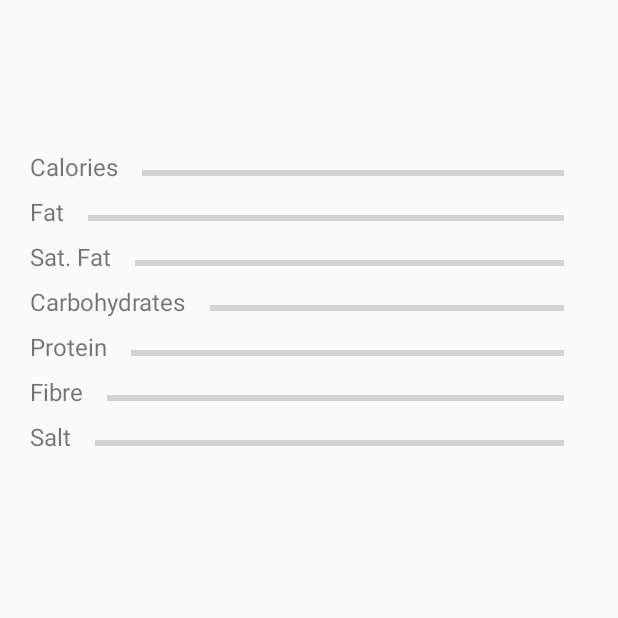
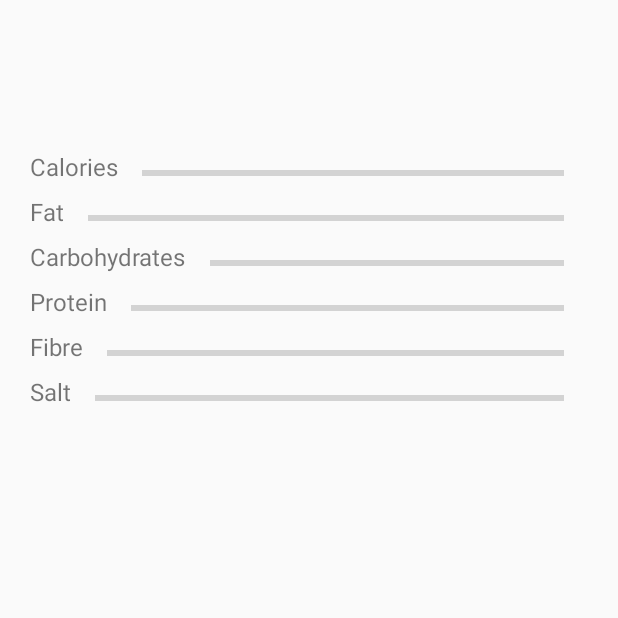
Before and after one commit to Sharkywrecks/MyTracker, an Android app: the FoodTrackerActivity screen opened directly, with no data from a screen before it, on a phone screen of 412 x 824 dp, the top half of it. Run offline under Robolectric (Android 15) with nearby library versions, the light colour scheme and no system bars; our stand-ins replace Firebase (no records; nobody signed in at launch, a user with empty details on screens opened directly); 2 statements that could not run were skipped.

```diff
--- a/app/src/main/java/com/TrackManInc/mytracker/FoodTrackerActivity.java
+++ b/app/src/main/java/com/TrackManInc/mytracker/FoodTrackerActivity.java
@@ -30,10 +30,14 @@ public class FoodTrackerActivity extends AppCompatActivity {
     protected void onCreate(Bundle savedInstanceState) {
         super.onCreate(savedInstanceState);
         setContentView(R.layout.activity_food_tracker);
+
         //temp values//
         calorieTarget = 2500;
         proteinTarget = 55;
         carbsTarget = 333;
+        fibreTarget = 30;
+        saltTarget = 6;
+        fatTarget = 97;
 
         setUpUIView();
         retrieveNutrients(getIntent().getStringExtra("DATE"));
--- a/app/src/main/res/layout/activity_food_tracker.xml
+++ b/app/src/main/res/layout/activity_food_tracker.xml
@@ -49,24 +49,6 @@
 
             <ProgressBar
                 android:id="@+id/fatBar"
-                style="?android:attr/progressBarStyleHorizontal"
-                android:layout_width="match_parent"
-                android:layout_height="match_parent"
-                android:padding="16dp" />
-        </LinearLayout>
-        <LinearLayout
-            android:layout_width="match_parent"
-            android:layout_height="30dp"
-            android:orientation="horizontal">
-
-            <TextView
-                android:id="@+id/satFatLabel"
-                android:layout_width="wrap_content"
-                android:layout_height="match_parent"
-                android:text="Sat. Fat"
-                android:textSize="16sp" />
-            <ProgressBar
-                android:id="@+id/satFatBar"
                 style="?android:attr/progressBarStyleHorizontal"
                 android:layout_width="match_parent"
                 android:layout_height="match_parent"
```
